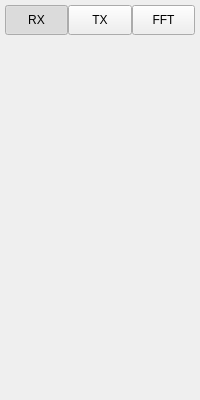
Before: the Qt Designer form gui/control_panel.ui in csete/softrig, drawn with Qt 5.
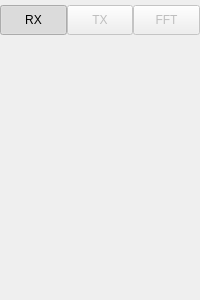
After: the same form once the commit is applied.

Commit message: Adjust ControlPanel layout

Patch:
```diff
--- a/gui/control_panel.ui
+++ b/gui/control_panel.ui
@@ -7,35 +7,53 @@
     <x>0</x>
     <y>0</y>
     <width>200</width>
-    <height>400</height>
+    <height>300</height>
    </rect>
   </property>
+  <property name="sizePolicy">
+   <sizepolicy hsizetype="MinimumExpanding" vsizetype="MinimumExpanding">
+    <horstretch>0</horstretch>
+    <verstretch>0</verstretch>
+   </sizepolicy>
+  </property>
+  <property name="minimumSize">
+   <size>
+    <width>200</width>
+    <height>300</height>
+   </size>
+  </property>
   <property name="windowTitle">
    <string>Form</string>
   </property>
-  <layout class="QVBoxLayout" name="verticalLayout">
+  <layout class="QVBoxLayout" name="verticalLayout" stretch="0,0">
    <property name="spacing">
     <number>5</number>
    </property>
    <property name="leftMargin">
-    <number>5</number>
+    <number>0</number>
    </property>
    <property name="topMargin">
     <number>5</number>
    </property>
    <property name="rightMargin">
-    <number>5</number>
+    <number>0</number>
    </property>
    <property name="bottomMargin">
     <number>5</number>
    </property>
    <item>
-    <layout class="QGridLayout" name="buttonLayout">
+    <layout class="QHBoxLayout" name="horizontalLayout">
      <property name="spacing">
       <number>0</number>
      </property>
-     <item row="0" column="0">
+     <item>
       <widget class="QPushButton" name="rxButton">
+       <property name="sizePolicy">
+        <sizepolicy hsizetype="MinimumExpanding" vsizetype="Preferred">
+         <horstretch>0</horstretch>
+         <verstretch>0</verstretch>
+        </sizepolicy>
+       </property>
        <property name="minimumSize">
         <size>
          <width>50</width>
@@ -56,27 +74,17 @@
        </property>
       </widget>
      </item>
-     <item row="0" column="2">
-      <widget class="QPushButton" name="fftButton">
-       <property name="minimumSize">
-        <size>
-         <width>50</width>
-         <height>30</height>
-        </size>
-       </property>
-       <property name="toolTip">
-        <string>FFT settings</string>
-       </property>
-       <property name="text">
-        <string>FFT</string>
-       </property>
-       <property name="checkable">
-        <bool>true</bool>
-       </property>
-      </widget>
-     </item>
-     <item row="0" column="1">
+     <item>
       <widget class="QPushButton" name="txButton">
+       <property name="enabled">
+        <bool>false</bool>
+       </property>
+       <property name="sizePolicy">
+        <sizepolicy hsizetype="MinimumExpanding" vsizetype="Preferred">
+         <horstretch>0</horstretch>
+         <verstretch>0</verstretch>
+        </sizepolicy>
+       </property>
        <property name="minimumSize">
         <size>
          <width>50</width>
@@ -94,6 +102,34 @@
        </property>
       </widget>
      </item>
+     <item>
+      <widget class="QPushButton" name="fftButton">
+       <property name="enabled">
+        <bool>false</bool>
+       </property>
+       <property name="sizePolicy">
+        <sizepolicy hsizetype="MinimumExpanding" vsizetype="Preferred">
+         <horstretch>0</horstretch>
+         <verstretch>0</verstretch>
+        </sizepolicy>
+       </property>
+       <property name="minimumSize">
+        <size>
+         <width>50</width>
+         <height>30</height>
+        </size>
+       </property>
+       <property name="toolTip">
+        <string>FFT settings</string>
+       </property>
+       <property name="text">
+        <string>FFT</string>
+       </property>
+       <property name="checkable">
+        <bool>true</bool>
+       </property>
+      </widget>
+     </item>
     </layout>
    </item>
    <item>
```
